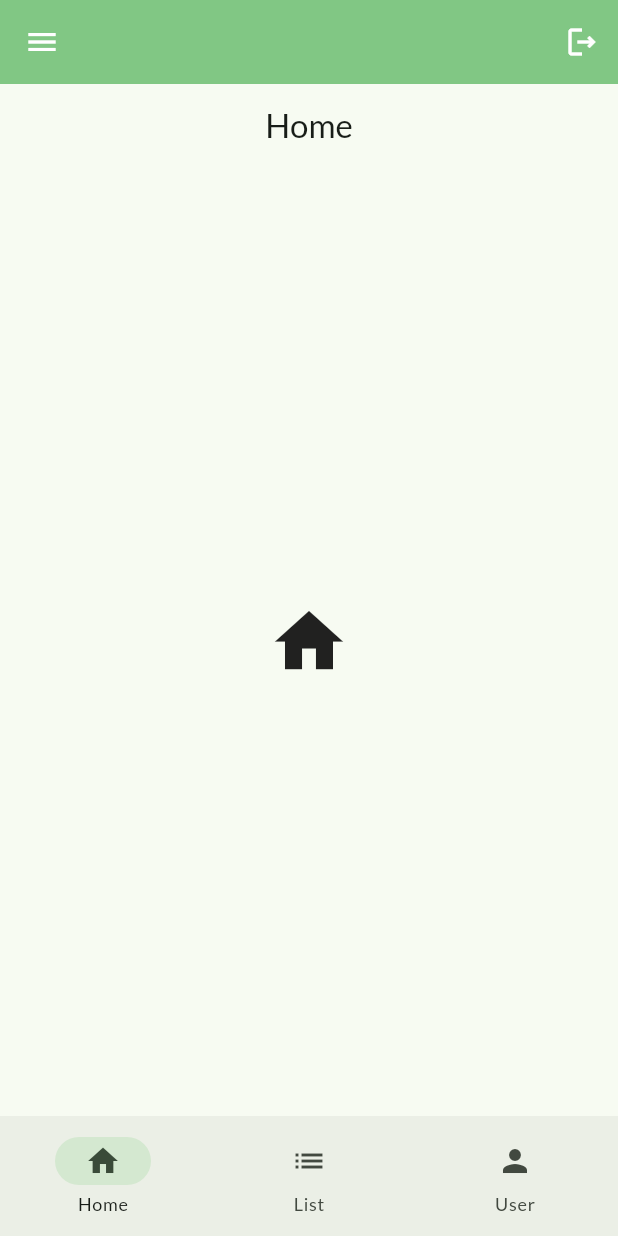
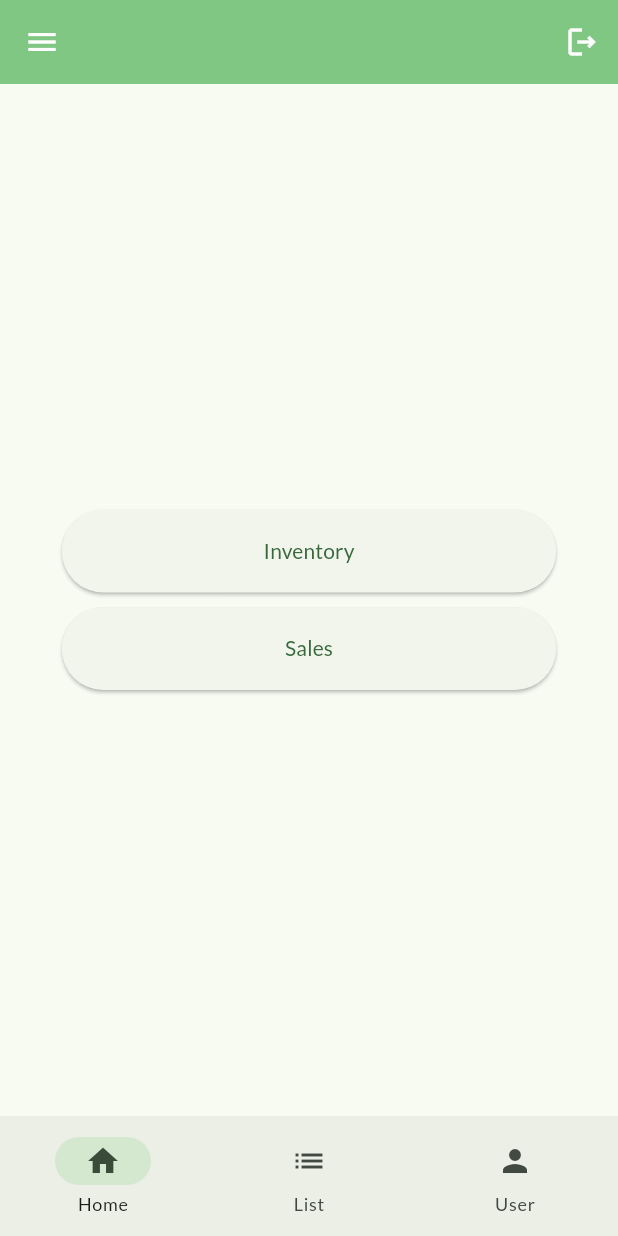
Before and after one commit to johninquest/posa, a Flutter app: the HomePage screen opened by its route, on a phone screen of 412 x 824 dp. Run offline on Flutter 3.47's test engine with Material 3 defaults, Android fonts, the phone set to English and light mode, and no system bars; our stand-ins replace go_router, google_fonts, package_info_plus.

Commit message:
improved home page

```diff
--- a/lib/pages/home.dart
+++ b/lib/pages/home.dart
@@ -1,9 +1,7 @@
 import 'package:flutter/material.dart';
 import 'package:go_router/go_router.dart';
 import '../../shared/left_menu.dart';
-// import '../../utils/date_time_helper.dart';
 import '../style/colors.dart';
-// import 'dart:developer';
 
 class HomePage extends StatefulWidget {
   const HomePage({super.key});
@@ -15,7 +13,7 @@ class HomePage extends StatefulWidget {
 class _HomePageState extends State<HomePage> {
   int currentIndex = 0;
   static final List _body = [
-    Scaffold(
+    /*  Scaffold(
       appBar: AppBar(
         title: const Text('Home'),
         centerTitle: true,
@@ -26,7 +24,8 @@ class _HomePageState extends State<HomePage> {
           size: 55.0,
         ),
       ),
-    ),
+    ), */
+    const HomeButtons(),
     const Icon(
       Icons.list,
       size: 55.0,
@@ -104,6 +103,7 @@ class _HomePageState extends State<HomePage> {
       bottomNavigationBar: NavigationBar(
         destinations: const [
           NavigationDestination(icon: Icon(Icons.home), label: 'Home'),
+          // NavigationDestination(icon: Icon(Icons.home), label: 'Home'),
           NavigationDestination(icon: Icon(Icons.list), label: 'List'),
           NavigationDestination(icon: Icon(Icons.person), label: 'User')
         ],
@@ -117,3 +117,32 @@ class _HomePageState extends State<HomePage> {
     );
   }
 }
+
+class HomeButtons extends StatelessWidget {
+  const HomeButtons({super.key});
+
+  @override
+  Widget build(BuildContext context) {
+    return Column(
+      mainAxisAlignment: MainAxisAlignment.center,
+      children: [
+        Container(
+          width: MediaQuery.of(context).size.width * 0.8,
+          height: 55.0,
+          margin: const EdgeInsets.only(bottom: 5.0, top: 5.0),
+          child: ElevatedButton(
+              onPressed: () => context.push('/inventory-list'),
+              child: const Text('Inventory')),
+        ),
+        Container(
+          width: MediaQuery.of(context).size.width * 0.8,
+          height: 55.0,
+          margin: const EdgeInsets.only(bottom: 5.0, top: 5.0),
+          child: ElevatedButton(
+              onPressed: () => context.push('/sales-list'),
+              child: const Text('Sales')),
+        ),
+      ],
+    );
+  }
+}
--- a/pubspec.yaml
+++ b/pubspec.yaml
@@ -16,7 +16,7 @@ publish_to: "none" # Remove this line if you wish to publish to pub.dev
 # https://developer.apple.com/library/archive/documentation/General/Reference/InfoPlistKeyReference/Articles/CoreFoundationKeys.html
 # In Windows, build-name is used as the major, minor, and patch parts
 # of the product and file versions while build-number is used as the build suffix.
-version: 0.1.29+1
+version: 0.1.30+1
 
 environment:
   sdk: ">=3.1.2 <4.0.0"
```
Also changed, not shown: lib/shared/custom_dialogs/log_out_dialog.dart (added).
